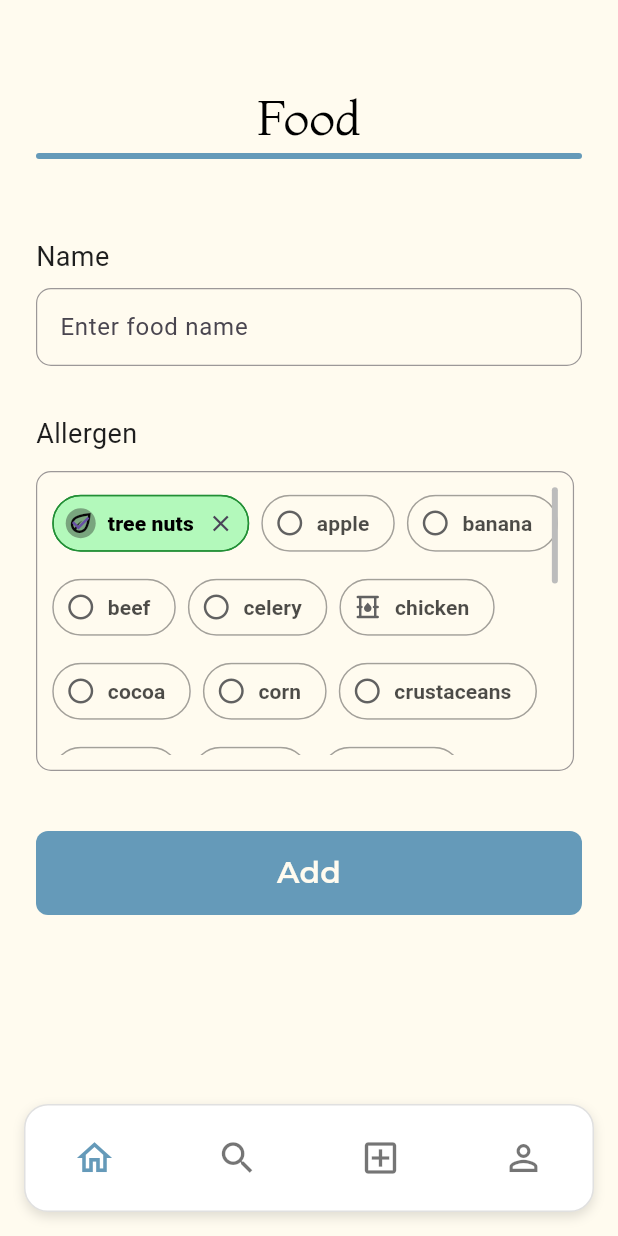
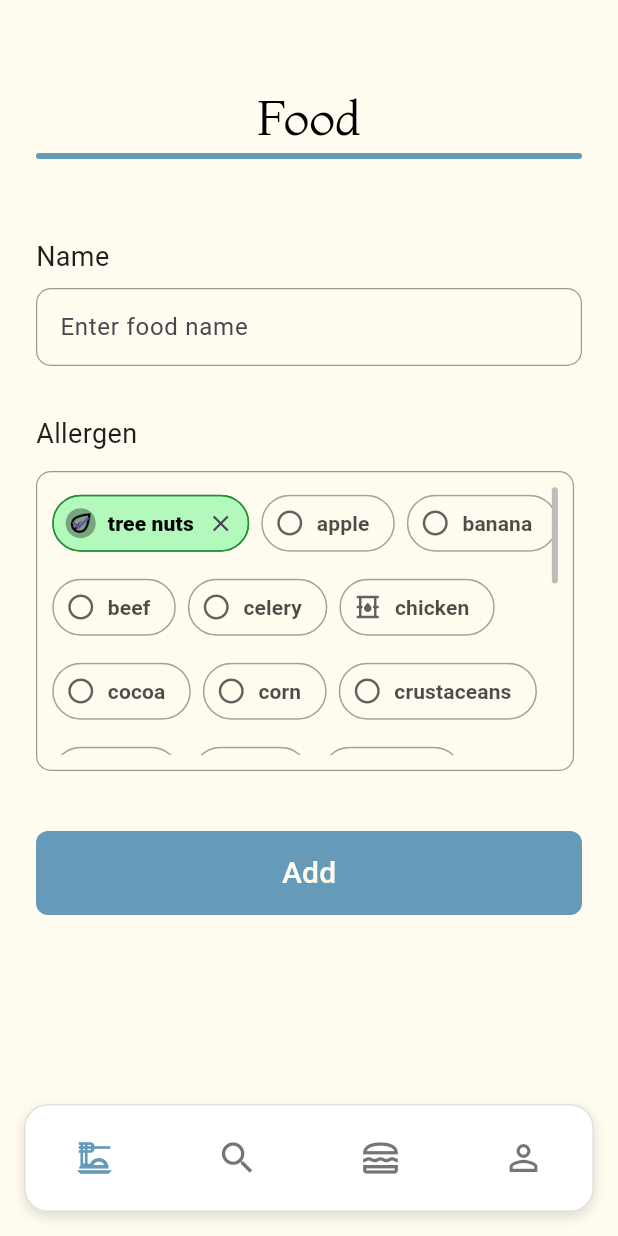
Before and after one commit to ericksgmes/carte_app, a Flutter app: the WidgetTree screen opened directly, on a phone screen of 412 x 824 dp. Run offline on Flutter 3.47's test engine with Material 3 defaults, Android fonts, the phone set to English and light mode, and no system bars; Roboto replaces fonts that are missing (Montserrat_Bold); project files that could hold a hidden picture were left out.

Commit message:
feat: update padding in AddFood page and change icons in Navbar

```diff
--- a/lib/views/pages/food_page.dart
+++ b/lib/views/pages/food_page.dart
@@ -26,7 +26,7 @@ class _AddFoodState extends State<AddFood> {
     const primary = KColors.mediumBlue;
 
     return SingleChildScrollView(
-      padding: const EdgeInsets.fromLTRB(24, 32, 24, 24),
+      padding: const EdgeInsets.fromLTRB(24, 32, 24, 0),
       child: Column(
         crossAxisAlignment: CrossAxisAlignment.start,
         children: [
@@ -69,12 +69,11 @@ class _AddFoodState extends State<AddFood> {
                 style: TextStyle(
                   color: bg,
                   fontSize: 20,
-                  fontWeight: FontWeight.w600,
+                  fontFamily: KFont.fontFamilyContentBold,
                 ),
               ),
             ),
-          ),
-          const SizedBox(height: 80), // respiro acima da navbar
+          ), // respiro acima da navbar
         ],
       ),
     );
--- a/lib/views/widgets/widget_navbar.dart
+++ b/lib/views/widgets/widget_navbar.dart
@@ -29,7 +29,7 @@ class WidgetNavbar extends StatelessWidget {
             mainAxisAlignment: MainAxisAlignment.spaceBetween,
             children: [
               _NavIcon(
-                icon: Icons.home_outlined,
+                icon: Icons.dinner_dining_outlined,
                 selected: index == 0,
                 onTap: () => selectedPageNotifier.value = 0,
               ),
@@ -39,7 +39,7 @@ class WidgetNavbar extends StatelessWidget {
                 onTap: () => selectedPageNotifier.value = 1,
               ),
               _NavIcon(
-                icon: Icons.add_box_outlined,
+                icon: Icons.lunch_dining_outlined,
                 selected: index == 2,
                 onTap: () => selectedPageNotifier.value = 2,
               ),
```
